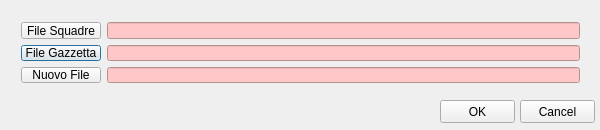
This is src/NoNetFileDialog.ui in wdastru/FantaCalcGui as Qt 5 draws it before an edit. The edited form follows.
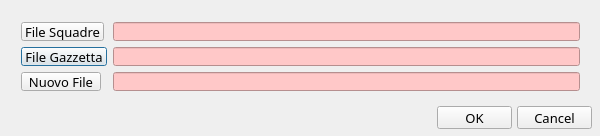
This is the edited form.

```diff
--- a/src/NoNetFileDialog.ui
+++ b/src/NoNetFileDialog.ui
@@ -10,7 +10,7 @@
     <x>0</x>
     <y>0</y>
     <width>600</width>
-    <height>130</height>
+    <height>136</height>
    </rect>
   </property>
   <property name="sizePolicy">
@@ -25,6 +25,12 @@
     <height>0</height>
    </size>
   </property>
+  <property name="font">
+   <font>
+    <family>Candara</family>
+    <pointsize>10</pointsize>
+   </font>
+  </property>
   <property name="windowTitle">
    <string>Choose Files</string>
   </property>
@@ -34,7 +40,7 @@
      <x>10</x>
      <y>11</y>
      <width>581</width>
-     <height>83</height>
+     <height>91</height>
     </rect>
    </property>
    <layout class="QGridLayout" name="gridLayout">
@@ -118,8 +124,8 @@
   <widget class="QPushButton" name="okButton">
    <property name="geometry">
     <rect>
-     <x>440</x>
-     <y>100</y>
+     <x>437</x>
+     <y>106</y>
      <width>75</width>
      <height>23</height>
     </rect>
@@ -131,8 +137,8 @@
   <widget class="QPushButton" name="cancelButton">
    <property name="geometry">
     <rect>
-     <x>520</x>
-     <y>100</y>
+     <x>517</x>
+     <y>106</y>
      <width>75</width>
      <height>23</height>
     </rect>
```
